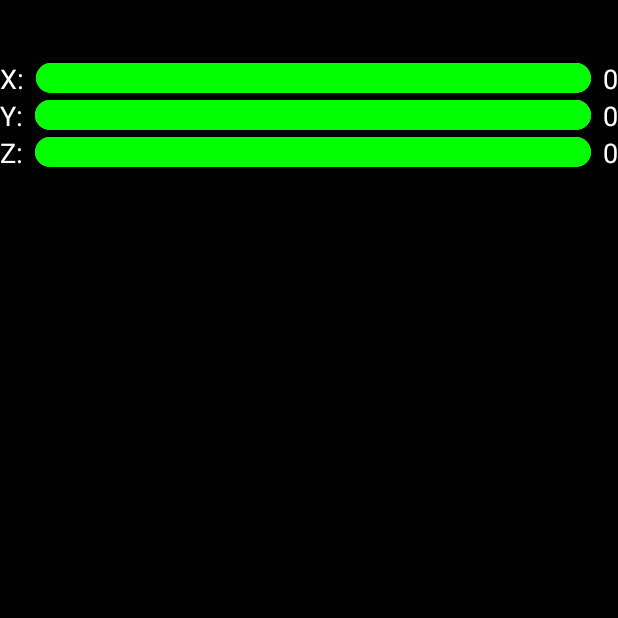
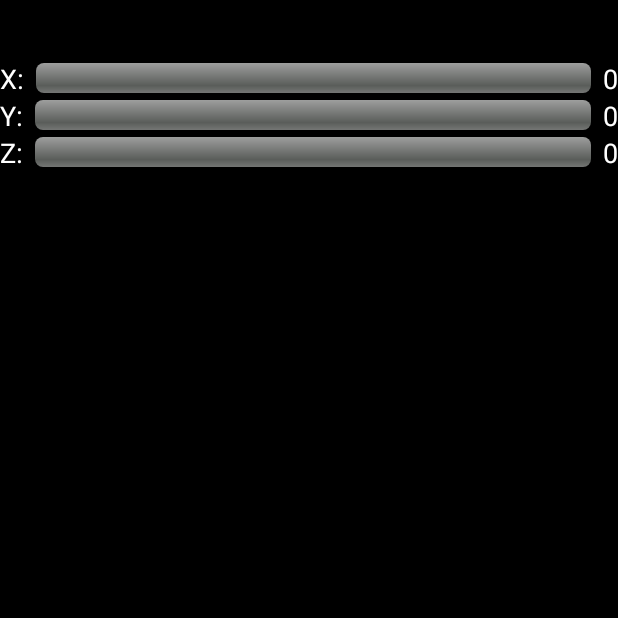
Before and after one commit to ErikRojaas/Sensors_DoubleTap, an Android app: the screen it shows after launch (MainActivity), on a phone screen of 412 x 824 dp, the top half of it. Run offline under Robolectric (Android 15) with nearby library versions, the phone set to English and light mode, and no system bars; 2 statements that could not run were skipped.

Commit message:
Ejericio sensor terminado

```diff
--- a/app/src/main/res/drawable/custom_progress_bar.xml
+++ /dev/null
@@ -1,15 +0,0 @@
-<?xml version="1.0" encoding="utf-8"?>
-<layer-list xmlns:android="http://schemas.android.com/apk/res/android">
-    <item android:id="@android:id/background">
-        <shape>
-            <solid android:color="@android:color/darker_gray"/>
-            <corners android:radius="10dp"/>
-        </shape>
-    </item>
-    <item android:id="@android:id/progress">
-        <shape>
-            <solid android:color="#00FF00"/> <!-- Color verde para la barra de progreso -->
-            <corners android:radius="10dp"/>
-        </shape>
-    </item>
-</layer-list>
--- a/app/src/main/res/layout/activity_main.xml
+++ b/app/src/main/res/layout/activity_main.xml
@@ -46,7 +46,6 @@
             android:max="100"
             android:progress="0"
             style="@android:style/Widget.ProgressBar.Horizontal"
-            android:progressDrawable="@drawable/custom_progress_bar"
             android:minHeight="20dp"/>
 
         <!-- Contador de X -->
@@ -88,7 +87,6 @@
             android:max="100"
             android:progress="0"
             style="@android:style/Widget.ProgressBar.Horizontal"
-            android:progressDrawable="@drawable/custom_progress_bar"
             android:minHeight="20dp"/>
 
         <!-- Contador de Y -->
@@ -130,7 +128,6 @@
             android:max="100"
             android:progress="0"
             style="@android:style/Widget.ProgressBar.Horizontal"
-            android:progressDrawable="@drawable/custom_progress_bar"
             android:minHeight="20dp"/>
 
         <!-- Contador de Z -->
```
